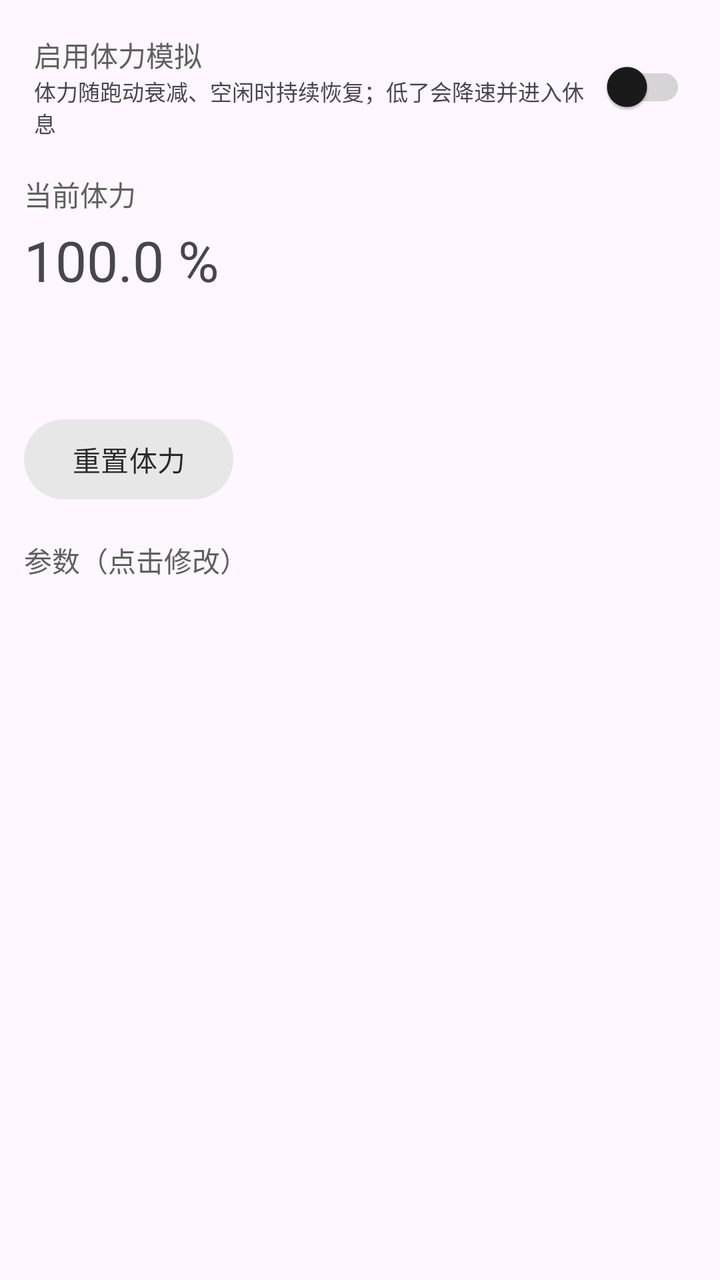
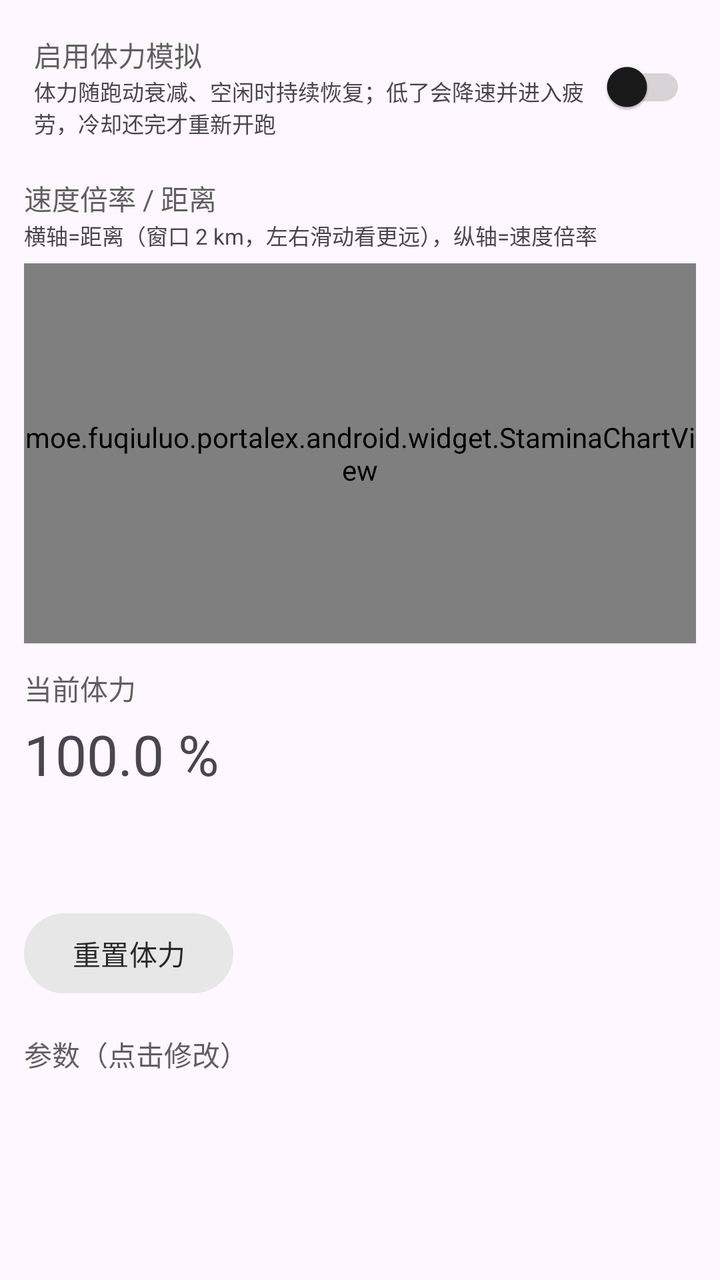

An Android layout rendered at two revisions. The XML below is the earlier revision; the diff shows what the commit changed to produce the second picture.
<!-- AndroidManifest.xml: application theme AppTheme -->
<!-- res/layout/fragment_stamina.xml -->
<?xml version="1.0" encoding="utf-8"?>
<androidx.constraintlayout.widget.ConstraintLayout
    xmlns:android="http://schemas.android.com/apk/res/android"
    xmlns:app="http://schemas.android.com/apk/res-auto"
    android:layout_width="match_parent"
    android:layout_height="match_parent">

    <ScrollView
        android:layout_width="match_parent"
        android:layout_height="0dp"
        app:layout_constraintTop_toTopOf="parent"
        app:layout_constraintBottom_toBottomOf="parent">

        <LinearLayout
            android:layout_width="match_parent"
            android:layout_height="wrap_content"
            android:orientation="vertical"
            android:padding="12dp">

            
            <LinearLayout
                android:id="@+id/stamina_enable_layout"
                android:layout_width="match_parent"
                android:layout_height="wrap_content"
                android:gravity="center_vertical"
                android:orientation="horizontal"
                android:padding="5dp">

                <LinearLayout
                    android:layout_width="0dp"
                    android:layout_height="wrap_content"
                    android:layout_weight="1"
                    android:orientation="vertical">

                    <com.google.android.material.textview.MaterialTextView
                        android:layout_width="wrap_content"
                        android:layout_height="wrap_content"
                        android:text="@string/stamina_enable"
                        android:textColor="?attr/colorOnSurfaceVariant" />

                    <com.google.android.material.textview.MaterialTextView
                        android:layout_width="wrap_content"
                        android:layout_height="wrap_content"
                        android:text="@string/stamina_enable_desc"
                        android:textSize="11sp" />
                </LinearLayout>

                <com.google.android.material.switchmaterial.SwitchMaterial
                    android:id="@+id/stamina_switch"
                    android:layout_width="wrap_content"
                    android:layout_height="wrap_content"
                    android:layout_gravity="center_vertical"
                    app:trackTint="@color/switch_track_tint"
                    app:useMaterialThemeColors="true" />
            </LinearLayout>

            
            <com.google.android.material.textview.MaterialTextView
                android:layout_width="wrap_content"
                android:layout_height="wrap_content"
                android:layout_marginTop="12dp"
                android:text="@string/stamina_status"
                android:textColor="?attr/colorOnSurfaceVariant" />

            <com.google.android.material.textview.MaterialTextView
                android:id="@+id/stamina_value"
                android:layout_width="wrap_content"
                android:layout_height="wrap_content"
                android:layout_marginTop="4dp"
                android:text="100.0 %"
                android:textSize="28sp" />

            <com.google.android.material.textview.MaterialTextView
                android:id="@+id/stamina_phase"
                android:layout_width="wrap_content"
                android:layout_height="wrap_content"
                android:textSize="12sp" />

            <com.google.android.material.textview.MaterialTextView
                android:id="@+id/stamina_effective"
                android:layout_width="wrap_content"
                android:layout_height="wrap_content"
                android:textSize="12sp" />

            <com.google.android.material.textview.MaterialTextView
                android:id="@+id/stamina_stats"
                android:layout_width="wrap_content"
                android:layout_height="wrap_content"
                android:textSize="12sp" />

            <com.google.android.material.button.MaterialButton
                android:id="@+id/stamina_reset"
                style="@style/Widget.Material3.Button.TonalButton"
                android:layout_width="wrap_content"
                android:layout_height="wrap_content"
                android:layout_marginTop="8dp"
                android:text="@string/stamina_reset" />

            
            <com.google.android.material.textview.MaterialTextView
                android:layout_width="wrap_content"
                android:layout_height="wrap_content"
                android:layout_marginTop="16dp"
                android:text="@string/stamina_params"
                android:textColor="?attr/colorOnSurfaceVariant" />

            <LinearLayout
                android:id="@+id/stamina_rows"
                android:layout_width="match_parent"
                android:layout_height="wrap_content"
                android:orientation="vertical" />

        </LinearLayout>
    </ScrollView>
</androidx.constraintlayout.widget.ConstraintLayout>
<!-- resources referenced by this layout -->
<resources>
  <string name="stamina_enable">启用体力模拟</string>
  <string name="stamina_enable_desc">体力随跑动衰减、空闲时持续恢复；低了会降速并进入休息</string>
  <string name="stamina_params">参数（点击修改）</string>
  <string name="stamina_reset">重置体力</string>
  <string name="stamina_status">当前体力</string>
  <style name="AppTheme" parent="Theme.Material3.Light.NoActionBar">
          
          <item name="colorPrimary">#5F5F5F</item>
          <item name="colorOnPrimary">#FFFFFF</item>
          <item name="colorPrimaryContainer">#E0E0E0</item>
          <item name="colorOnPrimaryContainer">#1E1E1E</item>
          <item name="colorSecondary">#494949</item>
          <item name="colorOnSecondary">#FFFFFF</item>
          <item name="colorSecondaryContainer">#E7E7E7</item>
          <item name="colorOnSecondaryContainer">#2A2A2A</item>
          <item name="colorSurface">#FFFFFF</item>
          <item name="colorOnSurface">#1A1A1A</item>
          <item name="colorSurfaceVariant">#F0F0F0</item>
          <item name="colorOnSurfaceVariant">#5F5F5F</item>
          <item name="colorOutline">#747474</item>
  
          
          <item name="portalFabIconTint">#1A1A1A</item>
  
          
          <item name="android:statusBarColor">@android:color/transparent</item>
          <item name="android:windowDrawsSystemBarBackgrounds">true</item>
          <item name="android:windowTranslucentStatus">true</item>
          <item name="windowActionModeOverlay">true</item>
          <item name="windowActionBar">false</item>
          <item name="windowNoTitle">true</item>
  
          
          <item name="searchViewStyle">@style/Portal.SearchViewStyle</item>
          <item name="sliderStyle">@style/Portal.SliderTheme</item>
          <item name="android:popupMenuStyle">@style/PortalPopupMenuStyle</item>
      </style>
  <style name="Portal.SearchViewStyle" parent="Widget.AppCompat.SearchView" />
  <style name="Portal.SliderTheme" parent="Widget.Material3.Slider" />
  <style name="PortalPopupMenuStyle" parent="Widget.Material3.PopupMenu">
          <item name="android:popupAnimationStyle">@style/PortalPopupAnimation</item>
      </style>
  <style name="PortalPopupAnimation">
          <item name="android:windowEnterAnimation">@anim/popup_in_top_end</item>
          <item name="android:windowExitAnimation">@anim/popup_out_top_end</item>
      </style>
</resources>

<!-- the commit's change to res/layout/fragment_stamina.xml (unified diff, before → after) -->
@@ -58,6 +58,26 @@
             <com.google.android.material.textview.MaterialTextView
                 android:layout_width="wrap_content"
                 android:layout_height="wrap_content"
+                android:layout_marginTop="14dp"
+                android:text="@string/stamina_chart_title"
+                android:textColor="?attr/colorOnSurfaceVariant" />
+
+            <com.google.android.material.textview.MaterialTextView
+                android:layout_width="match_parent"
+                android:layout_height="wrap_content"
+                android:text="@string/stamina_chart_desc"
+                android:textSize="11sp" />
+
+            <moe.fuqiuluo.portalex.android.widget.StaminaChartView
+                android:id="@+id/stamina_chart"
+                android:layout_width="match_parent"
+                android:layout_height="190dp"
+                android:layout_marginTop="6dp" />
+
+            
+            <com.google.android.material.textview.MaterialTextView
+                android:layout_width="wrap_content"
+                android:layout_height="wrap_content"
                 android:layout_marginTop="12dp"
                 android:text="@string/stamina_status"
                 android:textColor="?attr/colorOnSurfaceVariant" />
<!-- resource entries referenced after the edit -->
@@ -1,7 +1,9 @@
 <!-- resources referenced by this layout -->
 <resources>
+  <string name="stamina_chart_desc">横轴=距离（窗口 2 km，左右滑动看更远），纵轴=速度倍率</string>
+  <string name="stamina_chart_title">速度倍率 / 距离</string>
   <string name="stamina_enable">启用体力模拟</string>
-  <string name="stamina_enable_desc">体力随跑动衰减、空闲时持续恢复；低了会降速并进入休息</string>
+  <string name="stamina_enable_desc">体力随跑动衰减、空闲时持续恢复；低了会降速并进入疲劳，冷却还完才重新开跑</string>
   <string name="stamina_params">参数（点击修改）</string>
   <string name="stamina_reset">重置体力</string>
   <string name="stamina_status">当前体力</string>
